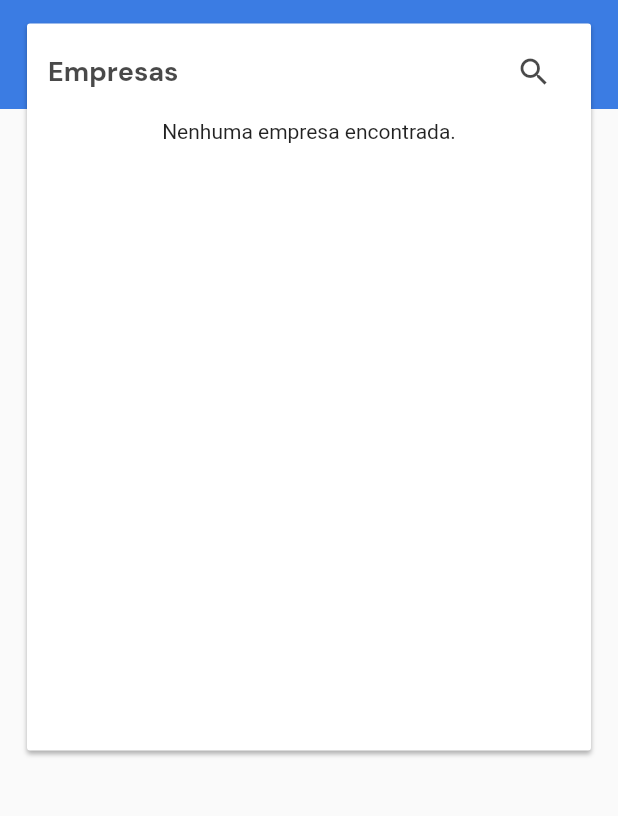
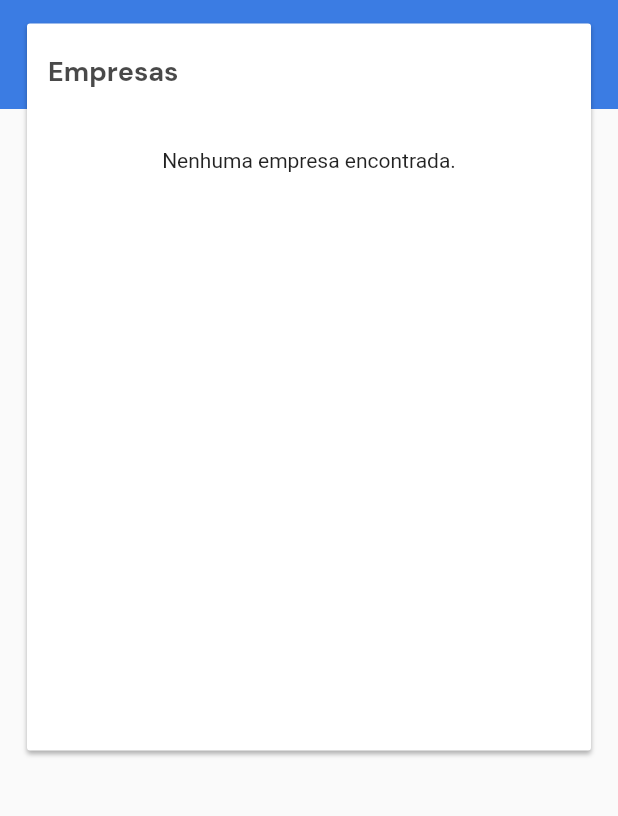
Before and after one commit to juliatiLucas/app_questionario, a Flutter app: the HomeView screen opened directly, after a tap on "Empresas", on a phone screen of 412 x 824 dp, the part 251-1067 px from its top. Run offline on Flutter 3.47's test engine with Material 2 defaults, Android fonts, the phone set to English and light mode, and no system bars; our stand-ins replace dio, get, google_fonts, image_picker, shared_preferences; accounts and stored records are empty; network calls fail; statements that could not run were skipped.

Commit message:
pequenos ajustes na empresa

```diff
--- a/lib/containers/empresa/empresa.v.dart
+++ b/lib/containers/empresa/empresa.v.dart
@@ -1,20 +1,52 @@
 import 'package:flutter/material.dart';
 import 'package:get/get.dart';
-import './models/empresa.m.dart';
+import 'package:google_fonts/google_fonts.dart';
+
+import '../home/controllers/home.c.dart';
+import 'models/empresa.m.dart';
+import 'widgets/empresa_card.dart';
 
 class EmpresaView extends StatelessWidget {
-  final EmpresaModel empresa;
-  EmpresaView({this.empresa});
+  final HomeController ctr;
+  EmpresaView({this.ctr});
 
   @override
   Widget build(BuildContext context) {
-    return Scaffold(
-      body: SafeArea(
-        child: Container(
-          padding: EdgeInsets.symmetric(vertical: 12, horizontal: 16),
-          child: Column(
-            children: [Text(empresa.nome, style: TextStyle(fontSize: 20, fontWeight: FontWeight.bold))],
-          ),
+    return Container(
+      width: MediaQuery.of(context).size.width,
+      padding: EdgeInsets.only(top: 0, bottom: 12, left: 14, right: 14),
+      decoration: BoxDecoration(color: Colors.white, borderRadius: BorderRadius.all(Radius.circular(2)), boxShadow: [
+        BoxShadow(
+          offset: Offset(0, 2),
+          blurRadius: 2,
+          color: Colors.black.withOpacity(0.3),
+        )
+      ]),
+      height: MediaQuery.of(context).size.width / 0.85,
+      child: Material(
+        color: Colors.transparent,
+        child: Column(
+          crossAxisAlignment: CrossAxisAlignment.start,
+          children: [
+            Opacity(
+              opacity: 0.82,
+              child: Padding(
+                  padding: EdgeInsets.symmetric(vertical: 20),
+                  child: Text('Empresas', style: GoogleFonts.dmSans(fontWeight: FontWeight.bold, fontSize: 18))),
+            ),
+            if (!ctr.empresas.value.isNullOrBlank)
+              Expanded(
+                child: ListView.builder(
+                    padding: EdgeInsets.zero,
+                    itemCount: ctr.empresas.value.length,
+                    itemBuilder: (_, index) {
+                      EmpresaModel empresa = ctr.empresas.value[index];
+                      return EmpresaCard(empresa: empresa);
+                    }),
+              )
+            else
+              Padding(padding: EdgeInsets.only(top: 20), child: Center(child: Text('Nenhuma empresa encontrada.'))),
+          ],
         ),
       ),
     );
--- a/lib/containers/empresa/widgets/empresa_page.dart
+++ /dev/null
@@ -1,87 +0,0 @@
-import 'package:flutter/material.dart';
-import 'package:get/get.dart';
-import 'package:google_fonts/google_fonts.dart';
-
-import '../../../core/components/rec_input.dart';
-import '../../empresa/models/empresa.m.dart';
-import '../../empresa/widgets/empresa_card.dart';
-import '../../home/controllers/home.c.dart';
-import '../controllers/empresa.c.dart';
-
-class EmpresaPage extends StatefulWidget {
-  final HomeController ctr;
-  EmpresaPage({this.ctr});
-
-  @override
-  _EmpresaPageState createState() => _EmpresaPageState();
-}
-
-class _EmpresaPageState extends State<EmpresaPage> {
-  EmpresaController _empresaController = Get.put(EmpresaController());
-
-  void pesquisaModal() {
-    showDialog(
-        context: context,
-        builder: (_) => AlertDialog(
-              content: Container(
-                height: 135,
-                child: Column(
-                  children: [
-                    SizedBox(height: 15),
-                    RecInput(controller: _empresaController.pesquisa, hintText: "Nome da empresa"),
-                    FlatButton(
-                        onPressed: _empresaController.pesquisar,
-                        child: Text(
-                          'Pesquisar',
-                          style: TextStyle(fontSize: 18, color: Theme.of(context).primaryColor),
-                        )),
-                  ],
-                ),
-              ),
-            ));
-  }
-
-  @override
-  Widget build(BuildContext context) {
-    return Container(
-        width: MediaQuery.of(context).size.width,
-        padding: EdgeInsets.only(top: 0, bottom: 12, left: 14, right: 14),
-        decoration: BoxDecoration(color: Colors.white, borderRadius: BorderRadius.all(Radius.circular(2)), boxShadow: [
-          BoxShadow(
-            offset: Offset(0, 2),
-            blurRadius: 2,
-            color: Colors.black.withOpacity(0.3),
-          )
-        ]),
-        height: MediaQuery.of(context).size.width / 0.85,
-        child: Material(
-          color: Colors.transparent,
-          child: Column(
-            crossAxisAlignment: CrossAxisAlignment.start,
-            children: [
-              Opacity(
-                opacity: 0.82,
-                child: Row(mainAxisAlignment: MainAxisAlignment.spaceBetween, children: [
-                  Text('Empresas', style: GoogleFonts.dmSans(fontWeight: FontWeight.bold, fontSize: 18)),
-                  Padding(
-                      padding: EdgeInsets.symmetric(vertical: 8),
-                      child: IconButton(icon: Icon(Icons.search), onPressed: this.pesquisaModal)),
-                ]),
-              ),
-              if (widget.ctr.empresas.value != null)
-                Expanded(
-                  child: ListView.builder(
-                      padding: EdgeInsets.zero,
-                      itemCount: widget.ctr.empresas.value.length,
-                      itemBuilder: (_, index) {
-                        EmpresaModel empresa = widget.ctr.empresas.value[index];
-                        return EmpresaCard(empresa: empresa);
-                      }),
-                )
-              else
-                Center(child: Text('Nenhuma empresa encontrada.')),
-            ],
-          ),
-        ));
-  }
-}
--- a/lib/containers/home/home.v.dart
+++ b/lib/containers/home/home.v.dart
@@ -3,7 +3,7 @@ import 'package:get/get.dart';
 import 'package:google_fonts/google_fonts.dart';
 
 import '../../core/utils/session.dart';
-import '../empresa/widgets/empresa_page.dart';
+import '../empresa/empresa.v.dart';
 import '../perfil/perfil.v.dart';
 import '../pesquisa/pesquisa.v.dart';
 import '../questionario/models/questionario.m.dart';
@@ -262,7 +262,7 @@ class _HomeViewState extends State<HomeView> {
                                 ],
                               )
                             else
-                              EmpresaPage(ctr: ctr)
+                              EmpresaView(ctr: ctr)
                           ],
                         )),
                   ),
```
Also changed, not shown: lib/containers/empresa/controllers/empresa.c.dart (+24 -3 lines).
